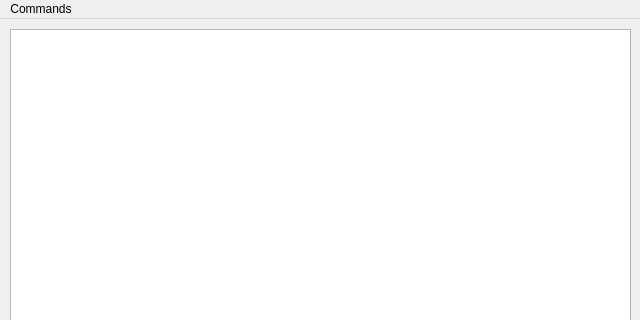
Old version of the form mainwindow.ui in the repository muman613/qt-ser2net; both pictures show x 0 to 640 and y 0 to 320 of the 640 by 480 pixel window.
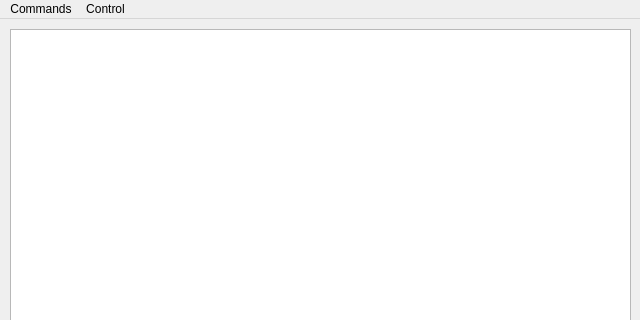
New version of the form.

Commit message:
Added functionality via lambda function callback
* Command processing made easier with lambda callback
* State machine implemented

What changed in the file:
```diff
--- a/mainwindow.ui
+++ b/mainwindow.ui
@@ -44,7 +44,7 @@
      <x>0</x>
      <y>0</y>
      <width>640</width>
-     <height>22</height>
+     <height>21</height>
     </rect>
    </property>
    <widget class="QMenu" name="menuCommands">
@@ -55,7 +55,15 @@
     <addaction name="actionVersion"/>
     <addaction name="actionShowPort"/>
    </widget>
+   <widget class="QMenu" name="menuControl">
+    <property name="title">
+     <string>Control</string>
+    </property>
+    <addaction name="actionClear"/>
+    <addaction name="actionSave"/>
+   </widget>
    <addaction name="menuCommands"/>
+   <addaction name="menuControl"/>
   </widget>
   <widget class="QStatusBar" name="statusbar"/>
   <action name="actionHelp">
```
Left out of the diff: 18 changed lines with no effect on the pictures. The commit also changes 2 other files.
